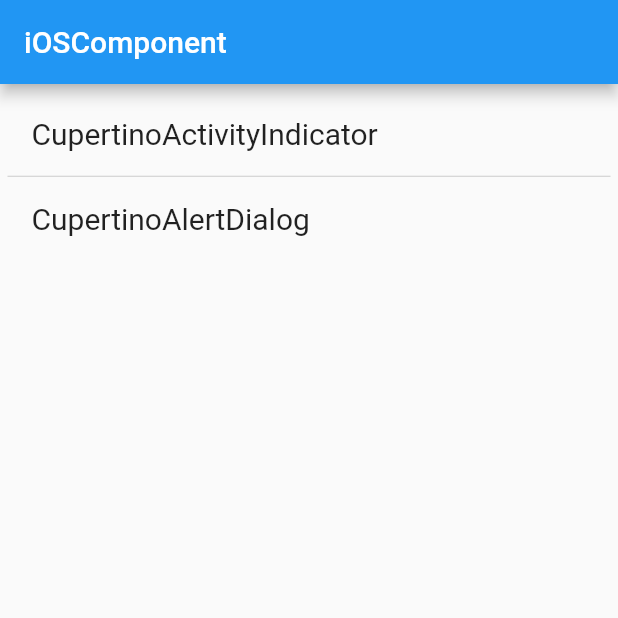
After one commit to kobeLw/Flutter_examle, a Flutter app: the IOSComponentPage screen opened directly, on a phone screen of 412 x 824 dp, the top half of it. The commit adds this screen. Run offline on Flutter 3.47's test engine with Material 2 defaults, Android fonts, the phone set to English and light mode, and no system bars.

Commit message:
Ios风格菊花、弹窗组件

```diff
--- /dev/null
+++ b/lib/iOS/iOSCompent.dart
@@ -0,0 +1,36 @@
+import 'package:flutter/material.dart';
+import 'CupertinoActivityIndicator.dart';
+import 'CupertinoAlertDialogPage.dart';
+
+class IOSComponentPage extends StatelessWidget {
+  final titleArr = ["CupertinoActivityIndicator", "CupertinoAlertDialog"];
+  final pushPage = [CupertinoActivityIndicatorPage(), CupertinoAlertDialogPage()];
+
+  @override
+  Widget build(BuildContext context) {
+    return Scaffold(
+      appBar: AppBar(
+        title: Text('iOSComponent'),
+      ),
+      body: ListView.separated (
+        padding: EdgeInsets.all(5.0),
+        itemCount: titleArr.length,
+        itemBuilder: (BuildContext context, int index){
+          return ListTile(
+            title: Text(titleArr[index],style: TextStyle(fontSize: 20),),
+            onTap: () {
+              Navigator.push(context,
+                MaterialPageRoute(
+                  builder: (context) => pushPage[index]
+                )
+              );
+            },
+          );
+        },
+        separatorBuilder: (BuildContext context, int index) {
+          return new Divider(height: 1.0, color: Color(0xFFcbcbcb),);
+        },
+      ),
+    );
+  }
+}
--- a/lib/main.dart
+++ b/lib/main.dart
@@ -3,17 +3,19 @@ import './example1/example1.dart';
 import './example2/example2.dart';
 import './example3/example3.dart';
 import './example4/example4.dart';
+import './iOS/iOSCompent.dart';
 
 void main() => runApp(MyApp());
 
 class MyApp extends StatelessWidget {
-  final titleArr = ["example1", "example2", "example3", "example4"];
-  final pushPage = [Example1Page(), Example2Page(), Example3Page(), Example4Page()];
+  final titleArr = ["example1", "example2", "example3", "example4", "iOSCompnonet"];
+  final pushPage = [Example1Page(), Example2Page(), Example3Page(), Example4Page(), IOSComponentPage()];
 
   @override
   Widget build(BuildContext context) {
     return MaterialApp(
       title: 'home',
+      debugShowCheckedModeBanner: false,
       home: Scaffold(
         appBar: AppBar(title: Text('首页')),
         body: ListView.builder(
```
Also changed, not shown: lib/iOS/CupertinoActivityIndicator.dart (added, +40 -0 lines), lib/iOS/CupertinoAlertDialogPage.dart (added, +41 -0 lines).
